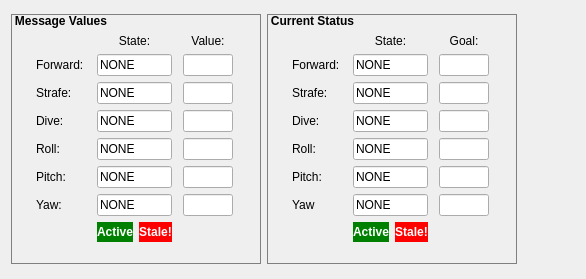
Qt form src/rqt/rqt_control/resource/Control.ui (PalouseRobosub/robosub) before a commit.
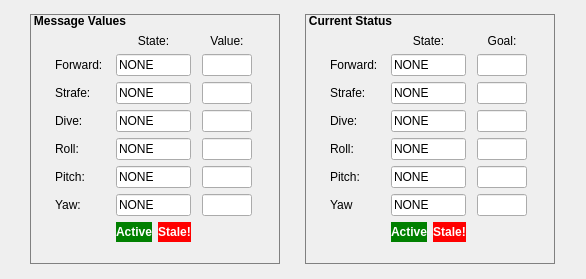
The same form after that commit. Icons and pictures are not drawn.

Commit message: Moved image to background

```diff
--- a/src/rqt/rqt_control/resource/Control.ui
+++ b/src/rqt/rqt_control/resource/Control.ui
@@ -13,6 +13,10 @@
   <property name="windowTitle">
    <string>Control</string>
   </property>
+  <property name="styleSheet">
+   <string notr="true">.QWidget {background-image: url(../../resource/robosub_logo.png);
+background-repeat: no-repeat;}</string>
+  </property>
   <layout class="QHBoxLayout" name="horizontalLayout">
    <item>
     <widget class="QGroupBox" name="controlBox">
@@ -947,19 +951,6 @@
      </layout>
     </widget>
    </item>
-   <item>
-    <widget class="QLabel" name="logoBox">
-     <property name="maximumSize">
-      <size>
-       <width>135</width>
-       <height>16777215</height>
-      </size>
-     </property>
-     <property name="text">
-      <string/>
-     </property>
-    </widget>
-   </item>
   </layout>
  </widget>
  <resources/>
```
The commit also changes 2 other files.
